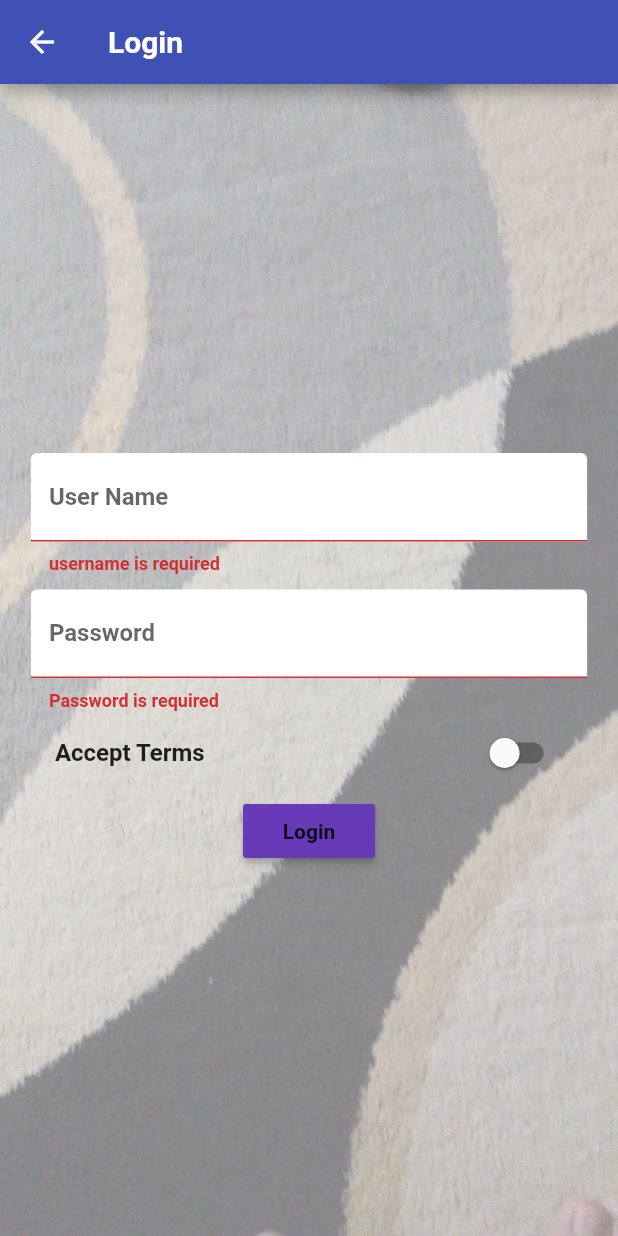
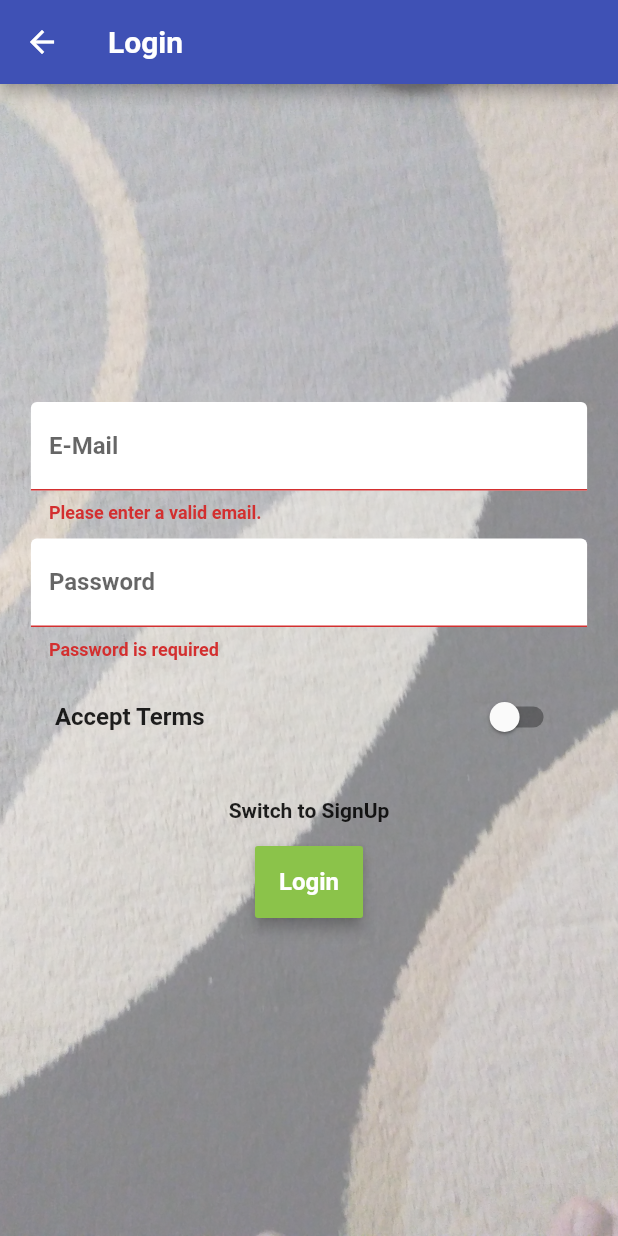
Before and after one commit to sayedsaad07/FlutterProductsApp, a Flutter app: the screen it shows after launch, after a tap on "Login", on a phone screen of 412 x 824 dp. Run offline on Flutter 3.47's test engine with Material 2 defaults, Android fonts, the phone set to English and light mode, and no system bars; missing offline and left inert: async_loader, dart:ffi; accounts and stored records are empty; statements that could not run were skipped.

Commit message:
add auth api

```diff
--- a/lib/core/models/user.dart
+++ b/lib/core/models/user.dart
@@ -4,6 +4,14 @@ class User {
   final String id;
   final String email;
   final String password;
+final String idToken;
 
-  User({@required this.id , @required this.email , @required this.password});
+  User({@required this.id , @required this.email , @required this.password, @required this.idToken});
 }
+
+
+class AuthHttpResponseData{
+  final bool success;
+  final String error;
+  AuthHttpResponseData({@required this.success , this.error});
+}
--- a/lib/pages/auth.dart
+++ b/lib/pages/auth.dart
@@ -1,6 +1,13 @@
+import 'dart:async';
+import 'dart:ffi';
+
 import 'package:flutter/material.dart';
 import 'package:scoped_model/scoped_model.dart';
 import 'package:starter_app/core/viewmodels/products.dart';
+import 'package:starter_app/widgets/ui_elements/popup-modal.dart';
+import 'package:starter_app/widgets/ui_elements/progress_button.dart';
+
+enum AuthMode { SignUp, LogIn }
 
 class AuthPage extends StatefulWidget {
   @override
@@ -16,6 +23,11 @@ class AuthPageState extends State<AuthPage> {
     'acceptTerms': false
   };
   final GlobalKey<FormState> _formKey = GlobalKey<FormState>();
+  final TextEditingController _emailTextEditingController =
+      TextEditingController();
+  final TextEditingController _passwordTextEditingController =
+      TextEditingController();
+  AuthMode _authMode = AuthMode.LogIn;
 
   String userName = '';
   String password = '';
@@ -40,59 +52,138 @@ class AuthPageState extends State<AuthPage> {
                 child: SingleChildScrollView(
                     child: Container(
                         width: targetWidth,
-                        padding: EdgeInsets.symmetric(
-                                    horizontal: paddingWidth / 2),
+                        padding:
+                            EdgeInsets.symmetric(horizontal: paddingWidth / 2),
                         child: Form(
                             key: _formKey,
-                            child: Column(
-                                children: <Widget>[
-                                  userName_input(),
+                            child: Column(children: <Widget>[
+                              _buildEmailTextField(),
                               SizedBox(
                                 height: 10.0,
                               ),
-                                  password_input(),
-                                  acceptTerms_switch(),
-                                  login_submit(context)
+                              // _authMode == AuthMode.SignUp? _buildConfirmEmailTextField() : Container(),
+                              // SizedBox(
+                              //   height: 10.0,
+                              // ),
+                              _buildPasswordTextField(),
+                              SizedBox(
+                                height: 10.0,
+                              ),
+                              _authMode == AuthMode.SignUp
+                                  ? _buildConfirmPasswordTextField()
+                                  : Container(),
+
+                              _buildAcceptTermsSwitch(),
+                              SizedBox(
+                                height: 10.0,
+                              ),
+                              FlatButton(
+                                child: Text(
+                                    'Switch to ${_authMode == AuthMode.LogIn ? "SignUp" : "Signin"}'),
+                                onPressed: () {
+                                  setState(() {
+                                    _authMode = _authMode == AuthMode.LogIn
+                                        ? AuthMode.SignUp
+                                        : AuthMode.LogIn;
+                                  });
+                                },
+                              ),
+                              _buildSubmitForm(context),
+
                             ]))))),
           ),
         ));
   }
 
-  Widget login_submit(BuildContext context) {
+  Widget _buildSubmitForm(BuildContext context) {
     return ScopedModelDescendant<ProductsModel>(
         builder: (context, child, ProductsModel model) {
-      return RaisedButton(
-        child: Text("Login"),
-        onPressed: () => _submitForm(model.login),
-      );
+          return ProgressButton( buttonText: _authMode == AuthMode.LogIn ? "Login": "Signup",
+          asyncFunctionCall:
+          () async =>await  _submitForm(context, model.login, model.signUp));
+      // return RaisedButton(
+      //   child: Text("Login"),
+      //   onPressed: () => _submitForm(context, model.login, model.signUp),
+      // );
     });
   }
 
-  _submitForm(Function login) {
+  Future<bool> _submitForm(context, Function login, Function signUp) async {
     if (!_formKey.currentState.validate()) {
-      return;
+      return false;
     }
     _formKey.currentState.save();
-    login(_formData['username'] , _formData['password']);
+    Map<String, dynamic> result;
+    if (this._authMode == AuthMode.LogIn) {
+      result = await login(_formData['username'], _formData['password']);
+    } else {
+      result = await signUp(_formData['username'], _formData['password']);
+    }
+
+    if (result['success'] == false) {
+      showAlertDialog(context, "Error Message", result['error']);
+      return false;
+    } else {
       Navigator.pushReplacementNamed(context, "/");
     }
 
-  Widget acceptTerms_switch() {
+    return true;
+  }
+
+  Widget _buildAcceptTermsSwitch() {
     return SwitchListTile(
       title: Text('Accept Terms'),
       value: _acceptTerms,
       onChanged: (bool value) {
-        setState(() => _formData['acceptTerms'] = value);
+        setState(() {
+          _acceptTerms = value;
+          _formData['acceptTerms'] = _acceptTerms;
+        });
       },
     );
   }
 
-  Widget password_input() {
+  Widget _buildEmailTextField() {
+    return TextFormField(
+        decoration: InputDecoration(
+            labelText: 'E-Mail', filled: true, fillColor: Colors.white),
+        keyboardType: TextInputType.emailAddress,
+        controller: _emailTextEditingController,
+        validator: (String value) {
+          if (value.isEmpty ||
+              !RegExp(r"^[a-zA-Z0-9.!#$%&'*+/=?^_`{|}~-]+@[a-zA-Z0-9](?:[a-zA-Z0-9-]{0,253}[a-zA-Z0-9])?(?:\.[a-zA-Z0-9](?:[a-zA-Z0-9-]{0,253}[a-zA-Z0-9])?)*$")
+                  .hasMatch(value)) {
+            {
+              return "Please enter a valid email.";
+            }
+          }
+        },
+        onSaved: (String value) {
+          _formData['username'] = value;
+        });
+  }
+
+  Widget _buildConfirmEmailTextField() {
+    return TextFormField(
+        decoration: InputDecoration(
+            labelText: 'Confirm E-Mail', filled: true, fillColor: Colors.white),
+        keyboardType: TextInputType.emailAddress,
+        validator: (String value) {
+          if (_emailTextEditingController.text != value) {
+            {
+              return "Email does not match.";
+            }
+          }
+        },
+        onSaved: (String value) {});
+  }
+
+  Widget _buildPasswordTextField() {
     return TextFormField(
         decoration: InputDecoration(
             labelText: 'Password', filled: true, fillColor: Colors.white),
-        initialValue: '',
         obscureText: true,
+        controller: _passwordTextEditingController,
         validator: (String value) {
           if (value.isEmpty) {
             {
@@ -103,21 +194,19 @@ class AuthPageState extends State<AuthPage> {
         onSaved: (String value) => _formData['password'] = value);
   }
 
-  Widget userName_input() {
+  Widget _buildConfirmPasswordTextField() {
     return TextFormField(
         decoration: InputDecoration(
-            labelText: 'User Name', filled: true, fillColor: Colors.white),
-        initialValue: '',
+            labelText: 'Confirm E-Mail', filled: true, fillColor: Colors.white),
+        obscureText: true,
         validator: (String value) {
-          if (value.isEmpty) {
+          if (_passwordTextEditingController.text != value) {
             {
-              return "username is required";
+              return "Password does not match.";
             }
           }
         },
-        onSaved: (String value) {
-          _formData['username'] = value;
-        });
+        onSaved: (String value) {});
   }
 
   BoxDecoration background_image() {
--- /dev/null
+++ b/lib/widgets/ui_elements/progress_button.dart
@@ -0,0 +1,101 @@
+import 'dart:async';
+
+import 'package:flutter/material.dart';
+
+class ProgressButton extends StatefulWidget {
+  final Function asyncFunctionCall;
+  final String buttonText;
+  ProgressButton({@required this.buttonText , @required this.asyncFunctionCall});
+
+  @override
+  State<StatefulWidget> createState() {
+    return new ProgressButtonState();
+  }
+}
+
+class ProgressButtonState extends State<ProgressButton>
+    with TickerProviderStateMixin {
+  int _state = 0;
+  double _width = double.infinity;
+  GlobalKey _globalKey = new GlobalKey();
+  Animation _animation;
+  AnimationController _controller;
+
+  _resetState() {
+    _state = 0;
+    _width = double.infinity;
+  }
+
+  @override
+  Widget build(BuildContext context) {
+    Widget materialButton = new MaterialButton(
+      key: _globalKey,
+      child: setUpButtonChild(),
+      onPressed: () {
+        setState(() {
+          if (_state == 0) {
+            animateButton();
+          }
+        });
+      },
+      elevation: 4.0,
+      minWidth: _width,
+      height: 48.0,
+      color: Colors.lightGreen,
+    );
+    return new PhysicalModel(
+      color: Colors.lightGreen,
+      borderRadius: BorderRadius.circular(25.0),
+      child: materialButton,
+    );
+  }
+
+  Widget setUpButtonChild() {
+    if (_state == 0) {
+      return new Text(
+        widget.buttonText,
+        style: const TextStyle(
+          color: Colors.white,
+          fontSize: 16.0,
+        ),
+      );
+    } else if (_state == 1) {
+      return CircularProgressIndicator(
+        valueColor: AlwaysStoppedAnimation<Color>(Colors.white),
+      );
+    } else {
+      return Icon(Icons.check, color: Colors.white);
+    }
+  }
+
+  Future<void> animateButton() async {
+    double initialWidth = _globalKey.currentContext.size.width;
+    _controller =
+        AnimationController(duration: Duration(milliseconds: 300), vsync: this);
+    _animation = Tween(begin: 0.0, end: 1.0).animate(_controller);
+    _animation.addListener(() {
+      setState(() {
+        _width = initialWidth - ((initialWidth - 48.0) * _animation.value);
+      });
+    });
+    _controller.forward();
+
+    setState(() {
+      _state = 1;
+    });
+
+    // Timer(Duration(milliseconds: 3300), () {
+    //   setState(() {
+    //     _state = 2;
+    //   });
+    // });
+
+    bool result = await widget.asyncFunctionCall();
+    setState(() {
+      if (result == false)
+       {_resetState();}
+      else
+        {_state = 2;}
+    });
+  }
+}
```
Also changed, not shown: lib/core/viewmodels/products.dart (+98 -7 lines), lib/pages/product_list.dart (+11 -10 lines), lib/widgets/ui_elements/common-ui.dart (added, +13 -0 lines), lib/widgets/ui_elements/popup-modal.dart (added, +37 -0 lines). Lines whose indentation alone changed are shown as unchanged.
